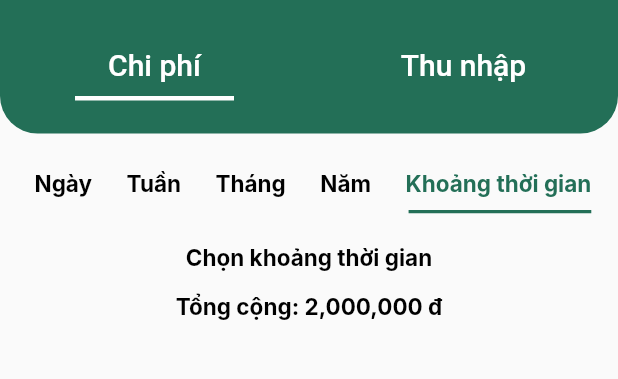
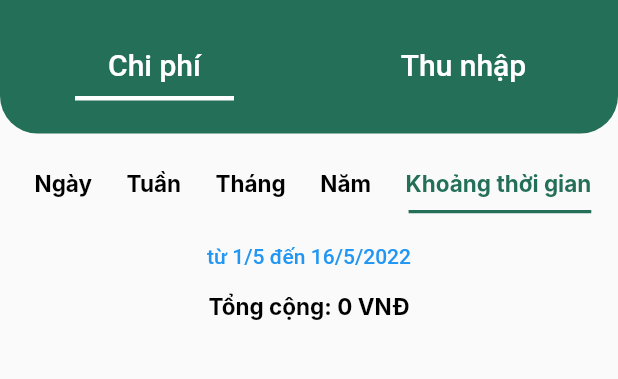
Before and after one commit to kieuvantuyen01/money0manager, a Flutter app: the AddTransactionScreen screen opened directly with empty values, tab 5 chosen, on a phone screen of 412 x 824 dp, the part 90-469 px from its top. Run offline on Flutter 3.47's test engine with Material 2 defaults, Android fonts, the light colour scheme and no system bars; our stand-ins replace charts_flutter, cloud_firestore, date_picker_timeline, firebase_auth, firebase_core, google_sign_in and 4 more; missing offline and left inert: flutter_facebook_auth, launch_review; accounts and stored records are empty; network calls fail; Roboto replaces fonts that are missing (Inter).

Commit message:
datetime range picker

```diff
--- a/lib/components/ExpenseTabBar.dart
+++ b/lib/components/ExpenseTabBar.dart
@@ -1,3 +1,5 @@
+import 'dart:async';
+
 import 'package:cloud_firestore/cloud_firestore.dart';
 import 'package:flutter/material.dart';
 import 'package:money_manager/components/Transaction.dart';
@@ -47,8 +49,10 @@ class ExpenseTabBar extends StatelessWidget {
               decoration: BoxDecoration(),
               child: TabBarView(children: <Widget>[
                 TransactionsWidget(
-                    dateTimeRange: DateTimeRange(
-                        start: DateTime.now(), end: DateTime.now())),
+                  dateTimeRange:
+                      DateTimeRange(start: DateTime.now(), end: DateTime.now()),
+                  tab: TAB.DATE,
+                ),
                 Center(
                     child: TitleText1(
                         text: 'Tab 2',
@@ -76,21 +80,22 @@ class ExpenseTabBar extends StatelessWidget {
                         r: 0,
                         g: 0,
                         b: 0)),
-                Center(
-                  child: Column(
-                    children: <Widget>[
-                      DateRangePicker(),
-                      TitleText1(
-                          text: 'Tổng cộng: 2,000,000 đ',
-                          fontFamily: 'Inter',
-                          fontSize: 15,
-                          fontWeight: FontWeight.bold,
-                          r: 0,
-                          g: 0,
-                          b: 0),
-                    ],
-                  ),
-                ),
+                TransactionsWidget(tab: TAB.RANGE),
+                // Center(
+                //   child: Column(
+                //     children: <Widget>[
+                //       DateRangePicker(),
+                //       TitleText1(
+                //           text: 'Tổng cộng: 2,000,000 đ',
+                //           fontFamily: 'Inter',
+                //           fontSize: 15,
+                //           fontWeight: FontWeight.bold,
+                //           r: 0,
+                //           g: 0,
+                //           b: 0),
+                //     ],
+                //   ),
+                // ),
               ]),
             ),
           ]),
@@ -98,21 +103,41 @@ class ExpenseTabBar extends StatelessWidget {
   }
 }
 
+enum TAB { DATE, WEEK, MONTH, YEAR, RANGE }
+
 class TransactionsWidget extends StatefulWidget {
-  DateTimeRange dateTimeRange;
+  DateTimeRange? dateTimeRange;
+  final tab;
 
-  TransactionsWidget({required this.dateTimeRange});
+  TransactionsWidget({this.dateTimeRange, required this.tab});
 
   @override
-  _TransactionsState createState() =>
-      _TransactionsState(dateTimeRange: this.dateTimeRange);
+  _TransactionsState createState() {
+    if (dateTimeRange == null) {
+      dateTimeRange = DateTimeRange(
+          start: DateTime(DateTime.now().year, DateTime.now().month, 1),
+          end: DateTime(
+              DateTime.now().year, DateTime.now().month, DateTime.now().day));
+    }
+    return _TransactionsState(dateTimeRange: this.dateTimeRange!, tab: tab);
+  }
 }
 
 class _TransactionsState extends State<TransactionsWidget> {
   DateTimeRange dateTimeRange;
+  final tab;
   int _amount = 0;
 
-  _TransactionsState({required this.dateTimeRange});
+  _TransactionsState({required this.dateTimeRange,required this.tab});
+
+  @override
+  void initState() {
+    // TODO: implement initState
+    super.initState();
+    if (dateTimeRange == null) {
+      selectRange();
+    }
+  }
 
   void _setDateTimeRange(DateTimeRange dateTimeRange) {
     setState(() {
@@ -132,23 +157,7 @@ class _TransactionsState extends State<TransactionsWidget> {
     return Center(
       child: Column(
         children: <Widget>[
-          TextButton(onPressed: () async {
-            final newDate = await showDatePicker(
-              context: context,
-              initialDate: DateTime.now(),
-              firstDate: DateTime(DateTime.now().year - 20),
-              lastDate: DateTime(DateTime.now().year + 1),
-              builder: (context, child) => Theme(
-                data: ThemeData.light().copyWith(
-                  colorScheme: ColorScheme.light(primary: Color.fromARGB(255, 35, 111, 87)),
-                ),
-                child: child as Widget,
-              ),
-            );
-            if (newDate != null) {
-              _setDateTimeRange(DateTimeRange(start: newDate, end: newDate));
-            }
-          }, child: Text('${dateTimeRange.start.day}/${dateTimeRange.start.month}/${dateTimeRange.start.year}')),
+          dateTimeRangeWidget(tab),
           TitleText1(
               text: 'Tổng cộng: ${_amount} VNĐ',
               fontFamily: 'Inter',
@@ -213,4 +222,123 @@ class _TransactionsState extends State<TransactionsWidget> {
       ),
     );
   }
+
+  Widget dateTimeRangeWidget(TAB tab) {
+    DateTime start = DateTime(dateTimeRange.start.year,
+        dateTimeRange.start.month, dateTimeRange.start.day);
+    DateTime end = DateTime(dateTimeRange.end.year, dateTimeRange.end.month,
+        dateTimeRange.end.day);
+    DateTime now =
+        DateTime(DateTime.now().year, DateTime.now().month, DateTime.now().day);
+    switch (tab) {
+      case TAB.DATE:
+        Future<Function?> onPress() async {
+          final newDate = await showDatePicker(
+            context: context,
+            initialDate: DateTime.now(),
+            firstDate: DateTime(DateTime.now().year - 1),
+            lastDate: DateTime(
+                DateTime.now().year, DateTime.now().month, DateTime.now().day),
+            builder: (context, child) => Theme(
+              data: ThemeData.light().copyWith(
+                colorScheme: ColorScheme.light(
+                    primary: Color.fromARGB(255, 35, 111, 87)),
+              ),
+              child: child as Widget,
+            ),
+          );
+          if (newDate != null) {
+            _setDateTimeRange(DateTimeRange(start: newDate, end: newDate));
+          }
+        }
+        if (start.year == now.year) {
+          if (start.isAtSameMomentAs(now)) {
+            return TextButton(
+                onPressed: onPress,
+                child: Text('Hôm nay, ${start.day} tháng ${start.month}'));
+          } else if (start
+              .isAtSameMomentAs(now.subtract(const Duration(days: 1)))) {
+            return TextButton(
+                onPressed: onPress,
+                child: Text('Hôm qua, ${start.day} tháng ${start.month}'));
+          } else {
+            return TextButton(
+                onPressed: onPress,
+                child: Text('${start.day} tháng ${start.month}'));
+          }
+        } else {
+          return TextButton(
+              onPressed: onPress,
+              child: Text('${start.day} tháng ${start.month}, ${start.year}'));
+        }
+        break;
+      // case TAB.WEEK:
+      //   Future<Function?> onPress() async {
+      //     final newDate = await showDateRangePicker(
+      //       context: context,
+      //       initialDateRange: ,
+      //       firstDate: DateTime(DateTime.now().year - 1),
+      //       lastDate: DateTime(DateTime.now().year, DateTime.now().month, DateTime.now().day),
+      //       builder: (context, child) => Theme(
+      //         data: ThemeData.light().copyWith(
+      //           colorScheme: ColorScheme.light(primary: Color.fromARGB(255, 35, 111, 87)),
+      //         ),
+      //         child: child as Widget,
+      //       ),
+      //     );
+      //     if (newDate!= null){
+      //       _setDateTimeRange(DateTimeRange(start: newDate, end: newDate));
+      //     }
+      //   }
+      //   if (start.year == now.year){
+      //     if (start.isAtSameMomentAs(now)){
+      //       return TextButton(onPressed: onPress, child: Text('Hôm nay, ${start.day} tháng ${start.month}'));
+      //     } else if (start.isAtSameMomentAs(now.subtract(const Duration(days: 1)))){
+      //       return TextButton(onPressed: onPress, child: Text('Hôm qua, ${start.day} tháng ${start.month}'));
+      //     } else {
+      //       return TextButton(onPressed: onPress, child: Text('${start.day} tháng ${start.month}'));
+      //     }
+      //   } else {
+      //     return TextButton(onPressed: onPress, child: Text('${start.day} tháng ${start.month}, ${start.year}'));
+      //   }
+      case TAB.RANGE:
+        if (start.year == end.year) {
+          return TextButton(
+              onPressed: selectRange,
+              child: Text(
+                  'từ ${start.day}/${start.month} đến ${end.day}/${end.month}/${end.year}'));
+        } else {
+          return TextButton(
+              onPressed: selectRange,
+              child: Text(
+                  'từ ${start.day}/${start.month}/${start.year} đến ${end.day}/${end.month}/${end.year}'));
+        }
+      default:
+        return Text('ADU');
+    }
+  }
+
+  Future<Function?> selectRange() async {
+    final newDateRange = await showDateRangePicker(
+      context: context,
+      firstDate: DateTime(DateTime.now().year - 20),
+      lastDate: DateTime(
+          DateTime.now().year, DateTime.now().month, DateTime.now().day),
+      initialDateRange: DateTimeRange(
+          start: DateTime(DateTime.now().year, DateTime.now().month, 1),
+          end: DateTime(
+              DateTime.now().year, DateTime.now().month, DateTime.now().day)),
+      builder: (context, child) => Theme(
+        data: ThemeData.light().copyWith(
+          colorScheme:
+              ColorScheme.light(primary: Color.fromARGB(255, 35, 111, 87)),
+        ),
+        child: child as Widget,
+      ),
+    );
+    if (newDateRange != null) {
+      _setDateTimeRange(
+          DateTimeRange(start: newDateRange.start, end: newDateRange.end));
+    }
+  }
 }
```
Also changed, not shown: lib/components/DateRangePicker.dart (+2 -6 lines).
